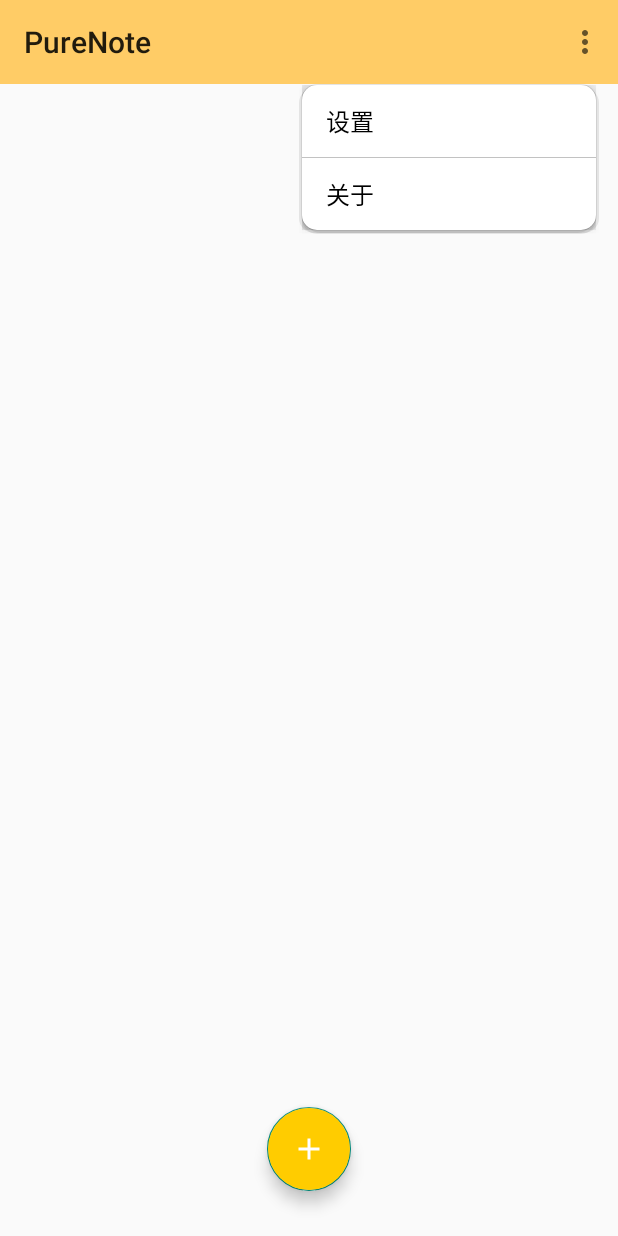
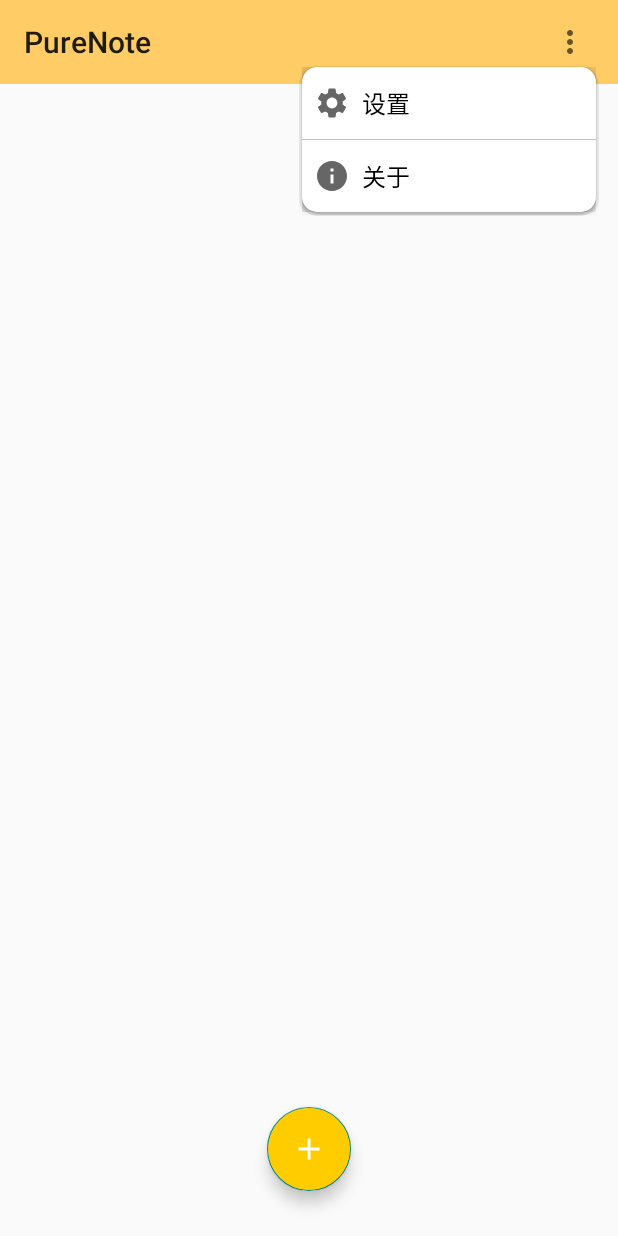
Before and after one commit to guiyujin/PureNote, an Android app: the screen it shows after launch (MainActivity), with the options menu open, on a phone screen of 412 x 824 dp. Run offline under Robolectric (Android 15) with nearby library versions, the phone set to English and light mode, and no system bars.

Commit message:
toolbar design

```diff
--- a/app/src/main/java/com/example/purenote/MainActivity.java
+++ b/app/src/main/java/com/example/purenote/MainActivity.java
@@ -14,6 +14,8 @@ import android.widget.AdapterView;
 import android.widget.ListView;
 
 import com.google.android.material.floatingactionbutton.FloatingActionButton;
+
+import java.lang.reflect.Method;
 
 
 public class MainActivity extends AppCompatActivity implements View.OnClickListener{
@@ -100,4 +102,20 @@ public class MainActivity extends AppCompatActivity implements View.OnClickListe
         }
         return super.onOptionsItemSelected(item);
     }
+
+    @Override
+    public boolean onMenuOpened(int featureId, Menu menu) {
+        if (menu != null) {
+            if (menu.getClass().getSimpleName().equalsIgnoreCase("MenuBuilder")) {
+                try {
+                    Method method = menu.getClass().getDeclaredMethod("setOptionalIconsVisible", Boolean.TYPE);
+                    method.setAccessible(true);
+                    method.invoke(menu, true);
+                } catch (Exception e) {
+                    e.printStackTrace();
+                }
+            }
+        }
+        return super.onMenuOpened(featureId, menu);
+    }
 }
--- /dev/null
+++ b/app/src/main/res/drawable/ic_info.xml
@@ -0,0 +1,10 @@
+<vector xmlns:android="http://schemas.android.com/apk/res/android"
+    android:width="24dp"
+    android:height="24dp"
+    android:viewportWidth="24"
+    android:viewportHeight="24"
+    android:tint="?attr/colorControlNormal">
+  <path
+      android:fillColor="@android:color/white"
+      android:pathData="M12,2C6.48,2 2,6.48 2,12s4.48,10 10,10 10,-4.48 10,-10S17.52,2 12,2zM13,17h-2v-6h2v6zM13,9h-2L11,7h2v2z"/>
+</vector>
--- /dev/null
+++ b/app/src/main/res/drawable/ic_more.xml
@@ -0,0 +1,10 @@
+<vector xmlns:android="http://schemas.android.com/apk/res/android"
+    android:width="24dp"
+    android:height="24dp"
+    android:viewportWidth="24"
+    android:viewportHeight="24"
+    android:tint="?attr/colorControlNormal">
+  <path
+      android:fillColor="@android:color/white"
+      android:pathData="M12,8c1.1,0 2,-0.9 2,-2s-0.9,-2 -2,-2 -2,0.9 -2,2 0.9,2 2,2zM12,10c-1.1,0 -2,0.9 -2,2s0.9,2 2,2 2,-0.9 2,-2 -0.9,-2 -2,-2zM12,16c-1.1,0 -2,0.9 -2,2s0.9,2 2,2 2,-0.9 2,-2 -0.9,-2 -2,-2z"/>
+</vector>
--- /dev/null
+++ b/app/src/main/res/drawable/ic_settings.xml
@@ -0,0 +1,10 @@
+<vector xmlns:android="http://schemas.android.com/apk/res/android"
+    android:width="24dp"
+    android:height="24dp"
+    android:viewportWidth="24"
+    android:viewportHeight="24"
+    android:tint="?attr/colorControlNormal">
+  <path
+      android:fillColor="@android:color/white"
+      android:pathData="M19.14,12.94c0.04,-0.3 0.06,-0.61 0.06,-0.94c0,-0.32 -0.02,-0.64 -0.07,-0.94l2.03,-1.58c0.18,-0.14 0.23,-0.41 0.12,-0.61l-1.92,-3.32c-0.12,-0.22 -0.37,-0.29 -0.59,-0.22l-2.39,0.96c-0.5,-0.38 -1.03,-0.7 -1.62,-0.94L14.4,2.81c-0.04,-0.24 -0.24,-0.41 -0.48,-0.41h-3.84c-0.24,0 -0.43,0.17 -0.47,0.41L9.25,5.35C8.66,5.59 8.12,5.92 7.63,6.29L5.24,5.33c-0.22,-0.08 -0.47,0 -0.59,0.22L2.74,8.87C2.62,9.08 2.66,9.34 2.86,9.48l2.03,1.58C4.84,11.36 4.8,11.69 4.8,12s0.02,0.64 0.07,0.94l-2.03,1.58c-0.18,0.14 -0.23,0.41 -0.12,0.61l1.92,3.32c0.12,0.22 0.37,0.29 0.59,0.22l2.39,-0.96c0.5,0.38 1.03,0.7 1.62,0.94l0.36,2.54c0.05,0.24 0.24,0.41 0.48,0.41h3.84c0.24,0 0.44,-0.17 0.47,-0.41l0.36,-2.54c0.59,-0.24 1.13,-0.56 1.62,-0.94l2.39,0.96c0.22,0.08 0.47,0 0.59,-0.22l1.92,-3.32c0.12,-0.22 0.07,-0.47 -0.12,-0.61L19.14,12.94zM12,15.6c-1.98,0 -3.6,-1.62 -3.6,-3.6s1.62,-3.6 3.6,-3.6s3.6,1.62 3.6,3.6S13.98,15.6 12,15.6z"/>
+</vector>
--- a/app/src/main/res/menu/menu_main.xml
+++ b/app/src/main/res/menu/menu_main.xml
@@ -6,12 +6,13 @@
     <item
         android:id="@+id/action_settings"
         android:orderInCategory="100"
-
+        android:icon="@drawable/ic_settings"
         android:title="@string/action_settings"
         app:showAsAction="never" />
     <item
         android:id="@+id/action_about"
         android:orderInCategory="100"
+        android:icon="@drawable/ic_info"
         android:title="@string/action_about"
         app:showAsAction="never" />
 </menu>
--- a/app/src/main/res/values/styles.xml
+++ b/app/src/main/res/values/styles.xml
@@ -11,11 +11,24 @@
         <item name="colorPrimaryDark">@color/colorPrimary</item>
         <item name="android:textColor">@color/black</item>
         <item name="elevation">0dp</item>
-
-
         <item name="android:actionBarDivider">@null</item>
         <item name="android:windowContentOverlay">@null</item>
+        <item name="actionOverflowButtonStyle">@style/OverflowButtonStyle</item>
         <item name="actionOverflowMenuStyle">@style/OverflowMenuStyle</item>
+    </style>
+
+    <style name="OverflowButtonStyle" >
+        <item name="android:src">@drawable/ic_more</item>
+        <item name="android:paddingEnd">20dp</item>
+    </style>
+
+    <style name="OverflowMenuStyle" parent="Widget.AppCompat.PopupMenu.Overflow">
+        <item name="overlapAnchor">false</item>  //不遮挡
+        <item name="android:popupBackground">@drawable/fillet</item> //圆角
+        <item name="android:dropDownVerticalOffset">5dp</item>
+        <item name="android:dropDownHorizontalOffset">-15dp</item>  //右边距
+        <item name="android:divider">@color/black</item>
+        <item name="android:dividerHeight">5dp</item>
     </style>
 
     <style name="ToolbarPopupTheme" parent="Widget.AppCompat.PopupMenu.Overflow">
@@ -26,16 +39,6 @@
         <item name="android:showDividers">middle</item>
         <item name="android:divider">@color/gray</item>
         <item name="android:dividerHeight">1px</item>
-    </style>
-
-    <style name="OverflowMenuStyle" parent="Widget.AppCompat.PopupMenu.Overflow">
-        <item name="overlapAnchor">false</item>  //不遮挡
-        <item name="android:popupBackground">@drawable/fillet</item> //圆角
-        <item name="android:dropDownVerticalOffset">5dp</item>
-        <item name="android:dropDownHorizontalOffset">-15dp</item>  //右边距
-        <item name="android:paddingRight">-40dp</item>
-        <item name="android:divider">@color/black</item>
-        <item name="android:dividerHeight">5dp</item>
     </style>
 
     <style name="btnStyle">
```
